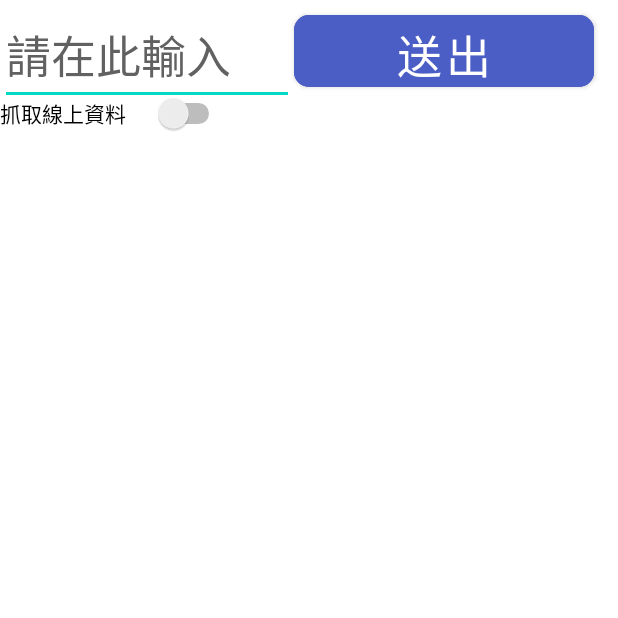
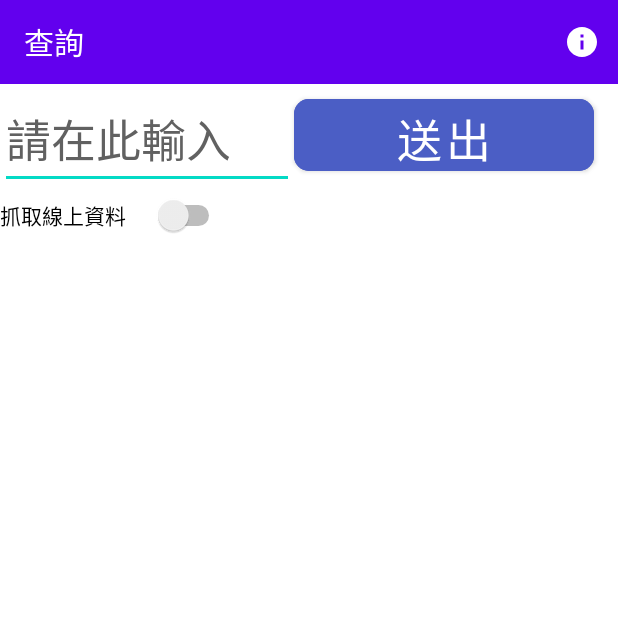
Before and after one commit to FJU-TeamA06/OTT_Search, an Android app: the screen it shows after launch (SearchActivity), after a tap on "查詢", on a phone screen of 412 x 824 dp, the top half of it. Run offline under Robolectric (Android 15) with nearby library versions, the phone set to English and light mode, and no system bars; our stand-ins replace Volley.

Commit message:
增加說明按鈕 設定只有第一次打開會顯示提示

```diff
--- a/app/src/main/java/com/fjuTeam15/ottsearch/SearchActivity.kt
+++ b/app/src/main/java/com/fjuTeam15/ottsearch/SearchActivity.kt
@@ -7,6 +7,8 @@ import android.net.Uri
 import android.os.Bundle
 import android.text.TextUtils
 import android.util.Log
+import android.view.Menu
+import android.view.MenuItem
 import android.view.View
 import android.view.inputmethod.EditorInfo
 import android.view.inputmethod.InputMethodManager
@@ -23,6 +25,7 @@ import android.util.Log.d as logD
 
 class SearchActivity : AppCompatActivity() {
 
+
     lateinit var listView_details: ListView
 
     private lateinit var dialog: AlertDialog
@@ -30,11 +33,42 @@ class SearchActivity : AppCompatActivity() {
     private val ACTIVITY_TAG = "LogJSON"
 
     var arrayList_details:ArrayList<Model> = ArrayList()
+    override fun onCreateOptionsMenu(menu: Menu): Boolean {
+        // Inflate the menu.
+        val inflater = menuInflater
+        inflater.inflate(R.menu.searchviewmenu, menu)
+        return true
+    }
+    override fun onOptionsItemSelected(item: MenuItem): Boolean {
+        when (item.itemId) {
+            R.id.app_bar_info -> {
+                // Show a dialog with help information.
+                AlertDialog.Builder(this)
+                    .setMessage("請盡可能以完整片名搜尋\n否則可能會無法載入"
+                    )
+                    .setTitle("使用說明")
+                    .setPositiveButton("OK", { _, _ ->
+                        AlertDialog.Builder(this)
+                            .setMessage("\"抓取線上資料\"開啟時可能會搜尋超時\n" +
+                                    "如果1分鐘以上無回應\n" +
+                                    "請殺掉進程重啟")
+                            .setTitle("警告")
+                            .setPositiveButton("OK", null)
+                            .show()
 
+                    })
+                    .show()
+                return true
+            }
+        }
+        return super.onOptionsItemSelected(item)
+    }
     override fun onCreate(savedInstanceState: Bundle?) {
+        val sharedPreferences = getSharedPreferences("prefs", Context.MODE_PRIVATE)
         super.onCreate(savedInstanceState)
         setContentView(R.layout.activity_search)
-
+        val toolbar:androidx.appcompat.widget.Toolbar = findViewById(R.id.toolbarSearch)
+        setSupportActionBar(toolbar)
         title = "查詢"
 
 
@@ -48,21 +82,30 @@ class SearchActivity : AppCompatActivity() {
             }
             return@setOnEditorActionListener false
         }
-        AlertDialog.Builder(this)
-            .setMessage("請盡可能以完整片名搜尋\n否則可能會無法載入"
+        //第一次打開顯示提示，之後都不會顯示
+        if (!sharedPreferences.getBoolean("displayed_hint", false)) {
+            // Show the hint.
+            AlertDialog.Builder(this)
+                .setMessage("請盡可能以完整片名搜尋\n否則可能會無法載入"
                 )
-            .setTitle("使用說明")
-            .setPositiveButton("OK", { _, _ ->
-                AlertDialog.Builder(this)
-                    .setMessage("\"抓取線上資料\"開啟時可能會搜尋超時\n" +
-                            "如果1分鐘以上無回應\n" +
-                            "請殺掉進程重啟")
-                    .setTitle("警告")
-                    .setPositiveButton("OK", null)
-                    .show()
+                .setTitle("使用說明")
+                .setPositiveButton("OK", { _, _ ->
+                    AlertDialog.Builder(this)
+                        .setMessage("\"抓取線上資料\"開啟時可能會搜尋超時\n" +
+                                "如果1分鐘以上無回應\n" +
+                                "請殺掉進程重啟")
+                        .setTitle("警告")
+                        .setPositiveButton("OK", null)
+                        .show()
 
-            })
-            .show()
+                })
+                .show()
+
+            // Save the fact that the hint has been displayed.
+            val editor = sharedPreferences.edit()
+            editor.putBoolean("displayed_hint", true)
+            editor.apply()
+        }
 
 
     }
--- /dev/null
+++ b/app/src/main/res/drawable/ic_baseline_info_24.xml
@@ -0,0 +1,5 @@
+<vector android:height="24dp" android:tint="#FFFFFF"
+    android:viewportHeight="24" android:viewportWidth="24"
+    android:width="24dp" xmlns:android="http://schemas.android.com/apk/res/android">
+    <path android:fillColor="@android:color/white" android:pathData="M12,2C6.48,2 2,6.48 2,12s4.48,10 10,10 10,-4.48 10,-10S17.52,2 12,2zM13,17h-2v-6h2v6zM13,9h-2L11,7h2v2z"/>
+</vector>
--- /dev/null
+++ b/app/src/main/res/drawable/ic_search_black_24dp.xml
@@ -0,0 +1,4 @@
+<?xml version="1.0" encoding="utf-8"?>
+<selector xmlns:android="http://schemas.android.com/apk/res/android">
+
+</selector>
--- a/app/src/main/res/layout/activity_search.xml
+++ b/app/src/main/res/layout/activity_search.xml
@@ -1,4 +1,5 @@
 <?xml version="1.0" encoding="utf-8"?>
+
 <androidx.constraintlayout.widget.ConstraintLayout xmlns:android="http://schemas.android.com/apk/res/android"
     xmlns:app="http://schemas.android.com/apk/res-auto"
     xmlns:tools="http://schemas.android.com/tools"
@@ -13,10 +14,24 @@
     app:layout_constraintVertical_bias="1.0"
     tools:context=".SearchActivity">
 
+
+    <androidx.appcompat.widget.Toolbar
+        android:id="@+id/toolbarSearch"
+        android:layout_width="match_parent"
+        android:layout_height="wrap_content"
+        android:background="?attr/colorPrimary"
+        android:minHeight="?attr/actionBarSize"
+        android:theme="?attr/actionBarTheme"
+        app:layout_constraintEnd_toEndOf="parent"
+        app:layout_constraintStart_toStartOf="parent"
+        app:layout_constraintTop_toTopOf="parent"
+        app:subtitleTextColor="@color/white"
+        app:titleTextColor="@color/white" />
+
     <Switch
         android:id="@+id/switch1"
         android:layout_width="150dp"
-        android:layout_height="45dp"
+        android:layout_height="48dp"
         android:minHeight="48dp"
         android:scaleX="1"
         android:scaleY="1"
@@ -25,13 +40,15 @@
         app:layout_constraintEnd_toEndOf="parent"
         app:layout_constraintHorizontal_bias="0.0"
         app:layout_constraintStart_toStartOf="parent"
-        app:layout_constraintTop_toBottomOf="@+id/constraintLayout2" />
+        app:layout_constraintTop_toBottomOf="@+id/constraintLayout2"
+        app:subtitleTextColor="@color/white"
+        app:titleTextColor="@color/white" />
 
     <ListView
         android:id="@+id/userlist"
         android:layout_width="0dp"
         android:layout_height="0dp"
-        android:layout_marginTop="80dp"
+        android:layout_marginTop="160dp"
         app:layout_constraintBottom_toBottomOf="parent"
         app:layout_constraintEnd_toEndOf="parent"
         app:layout_constraintHorizontal_bias="0.0"
@@ -47,7 +64,7 @@
         app:layout_constraintEnd_toEndOf="parent"
         app:layout_constraintHorizontal_bias="1.0"
         app:layout_constraintStart_toStartOf="parent"
-        app:layout_constraintTop_toTopOf="parent">
+        app:layout_constraintTop_toBottomOf="@+id/toolbarSearch">
 
         <EditText
 
--- /dev/null
+++ b/app/src/main/res/menu/searchviewmenu.xml
@@ -0,0 +1,10 @@
+<?xml version="1.0" encoding="utf-8"?>
+<menu xmlns:app="http://schemas.android.com/apk/res-auto"
+    xmlns:android="http://schemas.android.com/apk/res/android">
+
+        <item
+            android:id="@+id/app_bar_info"
+            android:icon="@drawable/ic_baseline_info_24"
+            android:title="說明"
+            app:showAsAction="always"/>
+</menu>
```
